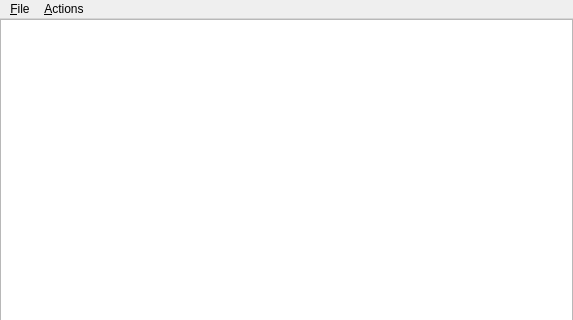
This is mainwindow.ui in tony-rasskazov/simpletree as Qt 5 draws it before an edit; both pictures show x 0 to 573 and y 0 to 320 of the 573 by 468 pixel window. The edited form follows.
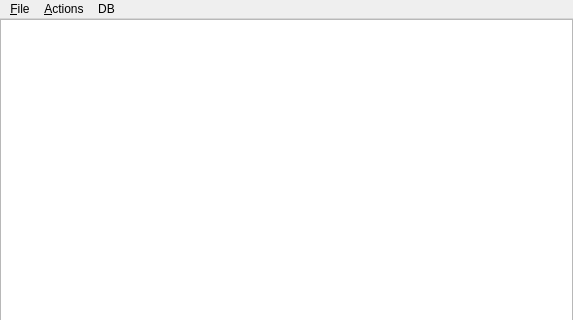
This is the edited form.

Patch:
```diff
--- a/mainwindow.ui
+++ b/mainwindow.ui
@@ -41,23 +41,23 @@
     </item>
    </layout>
   </widget>
-  <widget class="QMenuBar" name="menubar" >
-   <property name="geometry" >
+  <widget class="QMenuBar" name="menubar">
+   <property name="geometry">
     <rect>
      <x>0</x>
      <y>0</y>
      <width>573</width>
-     <height>31</height>
+     <height>22</height>
     </rect>
    </property>
-   <widget class="QMenu" name="fileMenu" >
-    <property name="title" >
+   <widget class="QMenu" name="fileMenu">
+    <property name="title">
      <string>&amp;File</string>
     </property>
     <addaction name="exitAction" />
    </widget>
-   <widget class="QMenu" name="actionsMenu" >
-    <property name="title" >
+   <widget class="QMenu" name="actionsMenu">
+    <property name="title">
      <string>&amp;Actions</string>
     </property>
     <addaction name="insertRowAction" />
@@ -68,8 +68,15 @@
     <addaction name="separator" />
     <addaction name="insertChildAction" />
    </widget>
-   <addaction name="fileMenu" />
-   <addaction name="actionsMenu" />
+   <widget class="QMenu" name="menuDB">
+    <property name="title">
+     <string>DB</string>
+    </property>
+    <addaction name="actionApply_changes"/>
+   </widget>
+   <addaction name="fileMenu"/>
+   <addaction name="actionsMenu"/>
+   <addaction name="menuDB"/>
   </widget>
   <widget class="QStatusBar" name="statusbar" />
   <action name="exitAction" >
```
Left out of the diff: 110 changed lines with no effect on the pictures.
